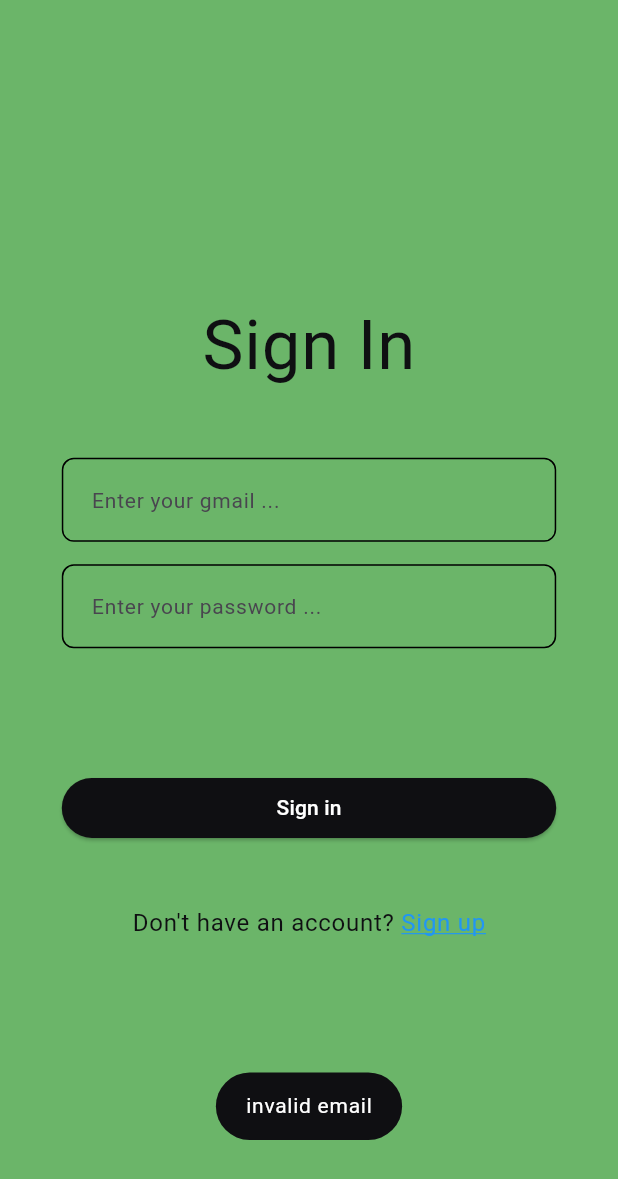
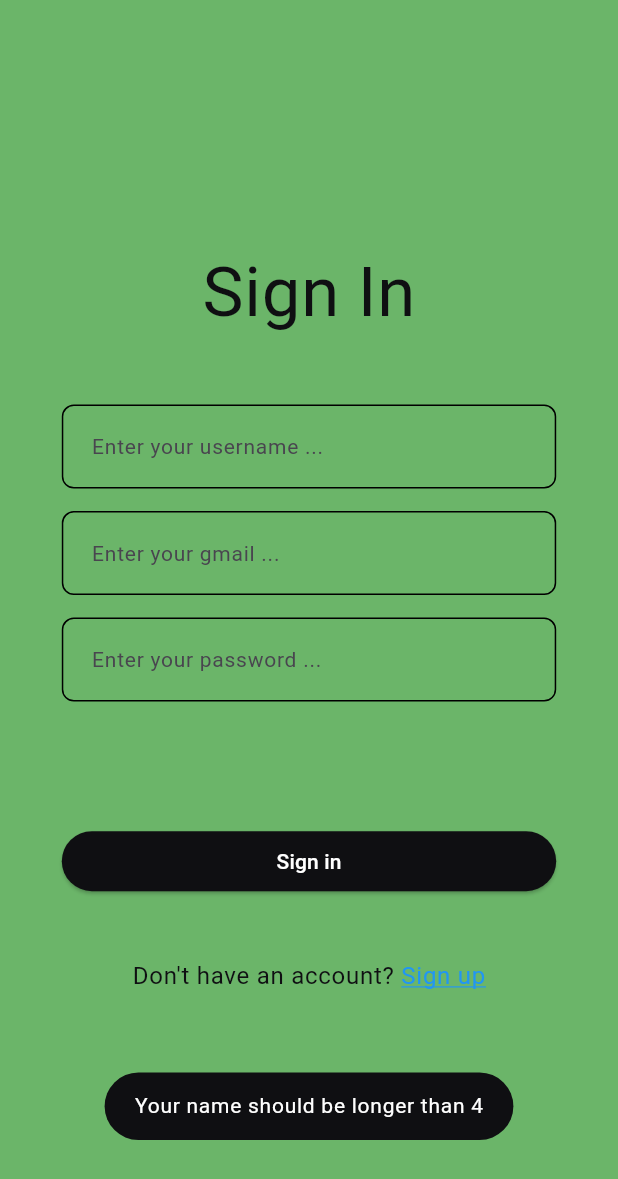
Before and after one commit to Rokobot/my_vr_task, a Flutter app: the screen it shows after launch, after a tap on "Sign in", on a phone screen of 412 x 824 dp. Shown: the top 1179 px of the screen. Run offline on Flutter 3.47's test engine with Material 3 defaults, Android fonts, the phone set to English and light mode, and no system bars; our stand-ins replace bloc, dio, equatable, flutter_bloc, flutter_secure_storage, fluttertoast and 2 more; accounts and stored records are empty; network calls fail.

Commit message:
info edit

```diff
--- a/lib/main.dart
+++ b/lib/main.dart
@@ -8,6 +8,7 @@ import 'package:task_app/src/constants/theme_constans.dart';
 import 'package:task_app/src/data/model/hive_model.dart';
 import 'package:task_app/src/logic/bloc/auth_bloc/sign_in_bloc.dart';
 import 'package:task_app/src/logic/cubit/category_cubit/category_cubit.dart';
+import 'package:task_app/src/logic/cubit/user_info_cubit/user_info_cubit.dart';
 import 'package:task_app/src/presentation/screens/auth_screens/sign_in_page.dart';
 import 'package:task_app/src/presentation/screens/general_screens/home_page.dart';
 import 'package:task_app/src/utils/helper_functions/hive_local_storage.dart';
@@ -56,7 +57,8 @@ class _MyAppState extends State<MyApp> {
     return MultiBlocProvider(
       providers: [
         BlocProvider(create: (context)=> CategoryCubit()),
-        BlocProvider(create: (context)=> SignInBloc())
+        BlocProvider(create: (context)=> SignInBloc()),
+        BlocProvider(create: (context)=> UserInfoCubit()),
       ],
       child: MaterialApp(
         ///Conf your app all theme over main.dart
@@ -71,7 +73,7 @@ class _MyAppState extends State<MyApp> {
                 )),
 
         home: Scaffold(
-          body: _userTokenStatus == '' ? const SignInPage() : const HomeScreen(),
+          body:  _userTokenStatus == '' ? const SignInPage() : const HomeScreen(),
         ),
       ),
     );
--- a/lib/src/data/model/hive_model.dart
+++ b/lib/src/data/model/hive_model.dart
@@ -7,8 +7,9 @@ class HiveModel{
   @HiveField(0)
   String userEmail;
   @HiveField(1)
-  String userPassowrd;
+  String userName;
 
-  HiveModel({required this.userEmail, required this.userPassowrd});
+
+  HiveModel({required this.userEmail, required this.userName});
 
 }
--- a/lib/src/logic/bloc/auth_bloc/sign_in_bloc.dart
+++ b/lib/src/logic/bloc/auth_bloc/sign_in_bloc.dart
@@ -22,18 +22,23 @@ class SignInBloc extends Bloc<SignInEvent, SignInState> {
 
     ///Extentions to check credental info
     emit(LoadingState(loading: true));
-    if(event.userEmail.isValidEmail){
-      if(event.userPassword.isValidPassword){
-        emit(LoadingState(loading: false));
-        emit(SignInStateSucces());
-        HiveLocalStorage().hiveWrite(event.userEmail, event.userPassword);
-        DioService().getTokenWithLogin(event.context);
+    if(event.userName.isValidUserName){
+      if(event.userEmail.isValidEmail){
+        if(event.userPassword.isValidPassword){
+          emit(LoadingState(loading: false));
+          emit(SignInStateSucces());
+          HiveLocalStorage().hiveWrite(event.userEmail, event.userName);
+          DioService().getTokenWithLogin(event.context);
+        }else{
+          emit(ErrorState(errror: 'Let it be more than 6'));
+        }
       }else{
-        emit(ErrorState(errror: 'invalid password '));
+        emit(ErrorState(errror: 'Write to gmail according to norms'));
       }
     }else{
-      emit(ErrorState(errror: 'invalid email'));
+      emit(ErrorState(errror: 'Your name should be longer than 4'));
     }
+
 
   }
 }
--- a/lib/src/logic/bloc/auth_bloc/sign_in_event.dart
+++ b/lib/src/logic/bloc/auth_bloc/sign_in_event.dart
@@ -10,9 +10,10 @@ class SignInEvent extends Equatable {
 
 class GetTokenEvent extends SignInEvent{
   final BuildContext context;
+  final String userName;
   final String userEmail;
   final String userPassword;
-  GetTokenEvent({ required this.context, required this.userEmail, required this.userPassword});
+  GetTokenEvent({ required this.context, required this.userEmail, required this.userName ,required this.userPassword});
 
   @override
   List<Object?> get props => [ context, userEmail, userPassword];
--- /dev/null
+++ b/lib/src/logic/cubit/user_info_cubit/user_info_state.dart
@@ -0,0 +1,16 @@
+part of 'user_info_cubit.dart';
+
+@immutable
+class UserInfoState {}
+
+class UserInfoInitial extends UserInfoState {}
+
+
+class UpdateUserInfoState extends UserInfoState{
+  final String? userEmail;
+  final String? userName;
+  UpdateUserInfoState({required this.userEmail, required this.userName});
+  @override
+  List<Object?> get props => [userEmail, userName];
+
+}
--- a/lib/src/presentation/screens/auth_screens/sign_in_page.dart
+++ b/lib/src/presentation/screens/auth_screens/sign_in_page.dart
@@ -23,6 +23,7 @@ class SignInPage extends StatefulWidget {
 class _SignInPageState extends State<SignInPage> {
 
   ///Catch text controller
+  TextEditingController userNameTextController = TextEditingController();
   TextEditingController emailTextController = TextEditingController();
   TextEditingController passwordTextController = TextEditingController();
 
@@ -64,6 +65,8 @@ class _SignInPageState extends State<SignInPage> {
             children: [
               Text("Sign In", style: TextStyle( fontSize: 46),),
               SizedBox(height: 40,),
+              buildTextField(context, ' Enter your username ...', userNameTextController),
+              SizedBox(height: 15,),
               buildTextField(context, ' Enter your gmail ...', emailTextController),
               SizedBox(height: 15,),
               buildTextField(context, ' Enter your password ... ', passwordTextController),
@@ -75,7 +78,7 @@ class _SignInPageState extends State<SignInPage> {
                     backgroundColor: MaterialStatePropertyAll(ThemeColorData().fontColor),
                   ),
                   onPressed: (){
-                    ctx.read<SignInBloc>().add(GetTokenEvent(context: context, userEmail: emailTextController.text, userPassword: passwordTextController.text));
+                    ctx.read<SignInBloc>().add(GetTokenEvent(context: context, userEmail: emailTextController.text, userPassword: passwordTextController.text, userName: userNameTextController.text));
                   }, child: Text('Sign in', style: TextStyle(color: Colors.white),)),
             ),
               SizedBox(height: Responsive().height(context, 0.05),),
--- a/lib/src/presentation/screens/general_screens/home_page.dart
+++ b/lib/src/presentation/screens/general_screens/home_page.dart
@@ -47,13 +47,19 @@ class _HomeScreenState extends State<HomeScreen> {
               ),
               body: currentPageIndex == 0 ?  ProductListWidget(selectedCategory: state.value!,) : ProfilePage(),
               bottomNavigationBar: BottomNavigationBar(
+                selectedItemColor: ThemeColorData().scaffoldBackgrounColor,
+                unselectedItemColor: Colors.grey,
+                unselectedFontSize: 13,
+                selectedFontSize: 16,
+                showUnselectedLabels: false,
+                currentIndex: currentPageIndex,
                 onTap: (index){
                   setState(() {
                     currentPageIndex = index;
                   });
                 },
                   backgroundColor: ThemeColorData().productCardColor,
-                  items: [BottomNavigationBarItem(icon: Icon(Icons.store), label: ''),BottomNavigationBarItem(icon: Icon(Icons.person),label: '')]),
+                  items: [BottomNavigationBarItem(icon: Icon(Icons.store), label: 'store'),BottomNavigationBarItem(icon: Icon(Icons.person),label: 'profile')]),
           );
   }
 }
--- a/lib/src/utils/helper_functions/hive_local_storage.dart
+++ b/lib/src/utils/helper_functions/hive_local_storage.dart
@@ -5,19 +5,24 @@ import 'package:task_app/src/data/model/hive_model.dart';
 
 class HiveLocalStorage{
   var userInfo = Hive.box('user_info');
-  void hiveWrite(String userEmail, String userPassowrd){
-    HiveModel hiveModel =  HiveModel(userEmail: userEmail, userPassowrd: userPassowrd);
+  void hiveWrite(String userEmail, String userName){
+    HiveModel hiveModel =  HiveModel(userEmail: userEmail, userName:userName );
     userInfo.put('user_email',hiveModel.userEmail);
-    userInfo.put('user_password',hiveModel.userPassowrd);
+    userInfo.put('user_name',hiveModel.userName);
 
   }
 
   List<dynamic> hiveRead(){
     String userEmail = userInfo.get('user_email');
-    String userPassowrd = userInfo.get('user_password');
-    print(userEmail);
-    return [userEmail, userPassowrd];
+    String userName = userInfo.get('user_name');
+    print('user email: ${userEmail}');
+    print('user name: ${userName}');
+    print(userName);
+    return [userEmail, userName];
   }
 
 
+
+
+
 }
--- a/lib/src/utils/helper_functions/token_secure_storage.dart
+++ b/lib/src/utils/helper_functions/token_secure_storage.dart
@@ -14,7 +14,11 @@ class HelperFunction{
   Future<String> readUserTokenFromDB() async {
     String value = await secureStorage.read(key: 'Token') ?? '';
     return value;
+  }
 
+  ///Delete token from secure storage
+  void deleteTokenFromSecureStorage(){
+    secureStorage.delete(key: 'Token');
   }
 
 }
```
Also changed, not shown: lib/src/logic/cubit/user_info_cubit/user_info_cubit.dart (added, +55 -0 lines), lib/src/presentation/screens/general_screens/profile_page.dart (+42 -27 lines), lib/src/presentation/screens/general_screens/setting_page.dart (+20 -4 lines), lib/src/presentation/widgets/custom_dialog_widget.dart (deleted, +0 -84 lines), lib/src/presentation/widgets/text_field_widget.dart (added, +40 -0 lines), lib/src/service/rest_service.dart (+13 -0 lines), lib/src/utils/extentions/auth_extentions.dart (+6 -2 lines).
